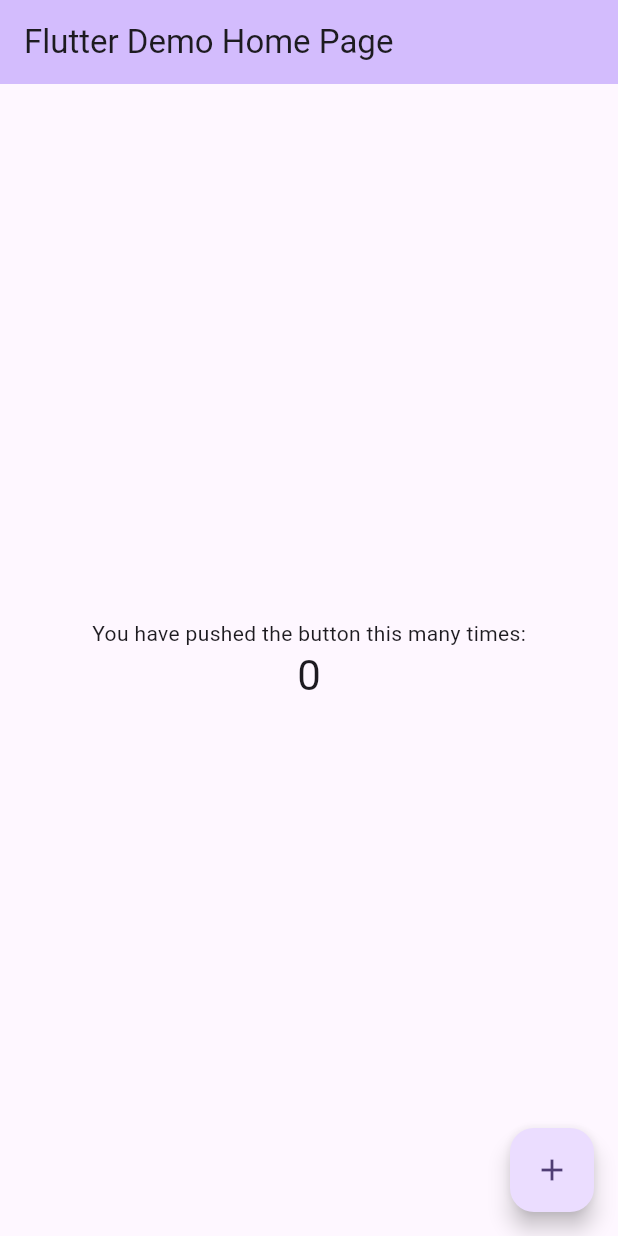
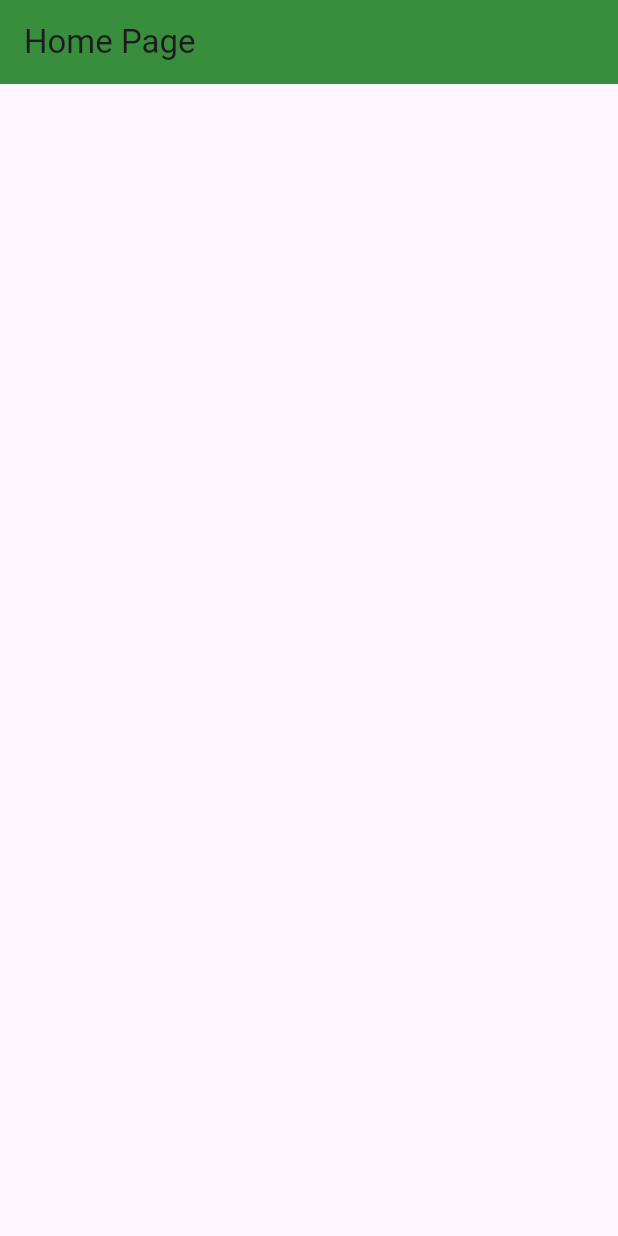
Before and after one commit to CHNSR/SahaKorn-Project, a Flutter app: the screen it shows after launch, on a phone screen of 412 x 824 dp. Run offline on Flutter 3.47's test engine with Material 3 defaults, Android fonts, the light colour scheme and no system bars; our stand-ins replace fl_chart, flutter_heatmap_calendar, pretty_qr_code.

Commit message:
create ui

```diff
--- a/sahakorn3/lib/main.dart
+++ b/sahakorn3/lib/main.dart
@@ -1,4 +1,6 @@
 import 'package:flutter/material.dart';
+import 'package:sahakorn3/src/screens/homepage.dart';
+
 
 void main() {
   runApp(const MyApp());
@@ -30,7 +32,8 @@
         // tested with just a hot reload.
         colorScheme: ColorScheme.fromSeed(seedColor: Colors.deepPurple),
       ),
-      home: const MyHomePage(title: 'Flutter Demo Home Page'),
+      home: const Homepage(),
+
     );
   }
 }
--- /dev/null
+++ b/sahakorn3/lib/src/screens/homepage.dart
@@ -0,0 +1,34 @@
+import 'package:flutter/material.dart';
+import 'package:fl_chart/fl_chart.dart';
+import 'package:flutter_heatmap_calendar/flutter_heatmap_calendar.dart';
+
+class Homepage extends StatefulWidget {
+  const Homepage({super.key});
+
+  @override
+  State<Homepage> createState() => _HomepageState();
+}
+
+class _HomepageState extends State<Homepage> {
+  @override
+  Widget build(BuildContext context) {
+    return Scaffold(
+      appBar: AppBar(
+        title: const Text("Home Page"),
+        backgroundColor: Colors.green[700],
+      ),
+      body: SingleChildScrollView(
+        child: Padding(
+          padding: const EdgeInsets.all(8.0),
+          child: Center(
+            child: Column(
+              children: [
+                // ...existing code...
+              ],
+            ),
+          ),
+        ),
+      ),
+    );
+  }
+}
```
Also changed, not shown: sahakorn3/lib/src/screens/profilepage.dart (added, +30 -0 lines), sahakorn3/lib/src/screens/qr_generate_page.dart (added, +41 -0 lines), sahakorn3/lib/src/screens/settingpage.dart (added, +28 -0 lines), sahakorn3/lib/src/screens/transactionpage.dart (added, +28 -0 lines), sahakorn3/pubspec.yaml (+16 -1 lines), sahakorn3/assets/icon/SahaKorn_V1_0.png (added), sahakorn3/assets/icon/sahakorn_no_blackground.png (added), sahakorn3/lib/src/widgets/navbar.dart (added), 5 other files.
